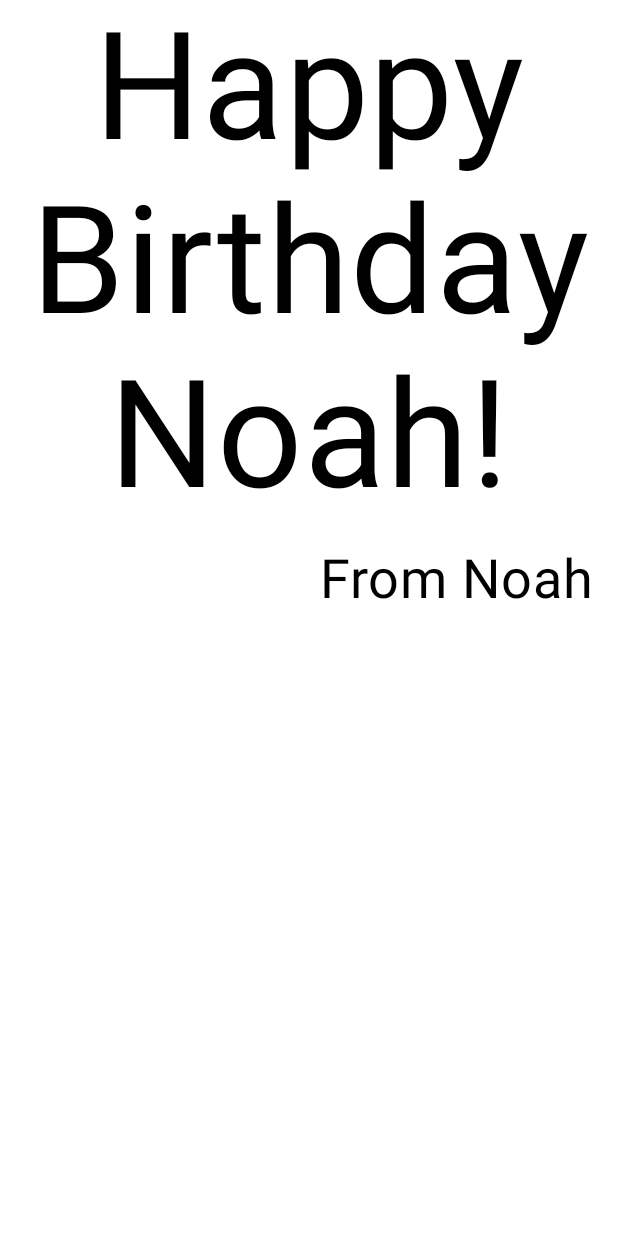
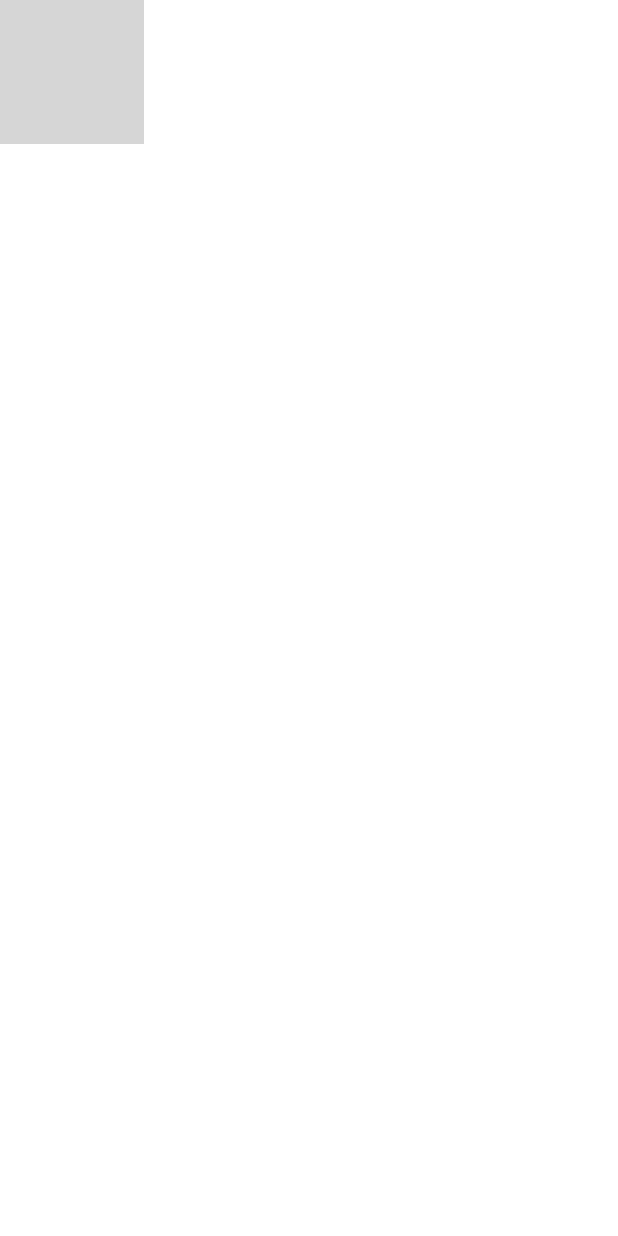
Before and after one commit to ngil0001/HappyBirthdayApp, an Android app built with Jetpack Compose: the @Preview function BirthdayCardPreview, on a phone screen of 412 x 824 dp. Run offline under Robolectric (Android 15) with nearby library versions, the phone set to English and light mode, and no system bars; grey boxes are pictures that could not be loaded.

Commit message:
Added image composable with image rendering

```diff
--- a/app/src/main/java/com/example/happybirthdayapp/MainActivity.kt
+++ b/app/src/main/java/com/example/happybirthdayapp/MainActivity.kt
@@ -14,10 +14,12 @@ import androidx.compose.material3.Text
 import androidx.compose.runtime.Composable
 import androidx.compose.ui.Alignment
 import androidx.compose.ui.Modifier
+import androidx.compose.ui.res.painterResource
 import androidx.compose.ui.text.style.TextAlign
 import androidx.compose.ui.tooling.preview.Preview
 import androidx.compose.ui.unit.dp
 import androidx.compose.ui.unit.sp
+import androidx.compose.foundation.Image
 import com.example.happybirthdayapp.ui.theme.HappyBirthdayAppTheme
 
 class MainActivity : ComponentActivity() {
@@ -64,11 +66,20 @@ fun GreetingText(message: String, from: String, modifier: Modifier = Modifier) {
 
 }
 
+@Composable
+fun GreetingImage(message: String, from: String, modifier: Modifier = Modifier) {
+    val image = painterResource(R.drawable.androidparty)
+    Image(
+        painter = image,
+        contentDescription = null
+    )
+}
+
 @Preview(showBackground = true)
 @Composable
 fun BirthdayCardPreview() {
     HappyBirthdayAppTheme {
         //function call -- one argument
-        GreetingText(message = "Happy Birthday Noah!", from = "From Noah")
+        GreetingImage(message = "Happy Birthday Noah!", from = "From Noah")
     }
 }
```
Also changed, not shown: 1 other file.
